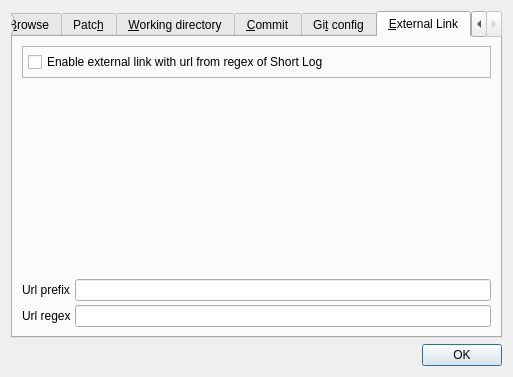
Old version of the form src/settings.ui in the repository pwillard2/qgit.
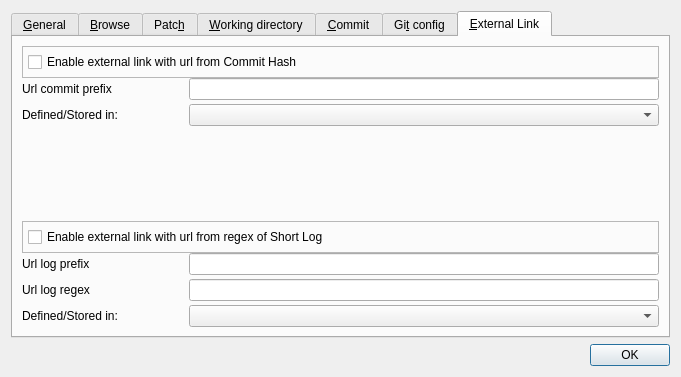
New version of the form. The open tabs and pages were chosen to show the change. Icons and pictures are not drawn.

Commit message: Add External link for commit hash. Store external link options in git config (local or global).

Diff of the .ui file:
```diff
--- a/src/settings.ui
+++ b/src/settings.ui
@@ -6,7 +6,7 @@
    <rect>
     <x>0</x>
     <y>0</y>
-    <width>513</width>
+    <width>681</width>
     <height>377</height>
    </rect>
   </property>
@@ -1216,8 +1216,107 @@
          <property name="bottomMargin">
           <number>0</number>
          </property>
+        <item>
+          <widget class="QFrame" name="frame_31">
+           <property name="frameShape">
+            <enum>QFrame::StyledPanel</enum>
+           </property>
+           <property name="frameShadow">
+            <enum>QFrame::Raised</enum>
+           </property>
+           <layout class="QHBoxLayout">
+            <property name="spacing">
+             <number>4</number>
+            </property>
+            <property name="leftMargin">
+             <number>5</number>
+            </property>
+            <property name="topMargin">
+             <number>5</number>
+            </property>
+            <property name="rightMargin">
+             <number>5</number>
+            </property>
+            <property name="bottomMargin">
+             <number>5</number>
+            </property>
+            <item>
+             <widget class="QCheckBox" name="checkExternalLinkCommit">
+              <property name="toolTip">
+               <string>Check to enable external link in context menu.</string>
+              </property>
+              <property name="text">
+               <string>Enable external link with url from Commit Hash</string>
+              </property>
+             </widget>
+            </item>
+           </layout>
+          </widget>
+        </item>
+        <item>
+          <layout class="QGridLayout">
+           <property name="leftMargin">
+            <number>0</number>
+           </property>
+           <property name="topMargin">
+            <number>0</number>
+           </property>
+           <property name="rightMargin">
+            <number>0</number>
+           </property>
+           <property name="bottomMargin">
+            <number>0</number>
+           </property>
+           <property name="spacing">
+            <number>4</number>
+           </property>
+           <item row="0" column="1">
+            <widget class="QLineEdit" name="lineEditUrlCommit">
+             <property name="toolTip">
+              <string>Prefix for url commit</string>
+             </property>
+            </widget>
+           </item>
+           <item row="0" column="0">
+            <widget class="QLabel" name="textLabelUrlCommit">
+             <property name="text">
+              <string>Url commit prefix</string>
+             </property>
+             <property name="wordWrap">
+              <bool>false</bool>
+             </property>
+             <property name="buddy">
+              <cstring>lineEditUrlCommit</cstring>
+             </property>
+            </widget>
+           </item>
+           <item row="1" column="0">
+            <widget class="QLabel" name="textLabelComboExtLinkCommit">
+             <property name="text">
+              <string>Defined/Stored in:                    </string>
+             </property>
+            </widget>
+           </item>
+           <item row="1" column="1">
+            <widget class="QComboBox" name="comboBoxExtLinkCommit"/>
+           </item>
+          </layout>
+        </item>
          <item>
-          <widget class="QFrame" name="frame_3">
+          <spacer>
+           <property name="orientation">
+            <enum>Qt::Vertical</enum>
+           </property>
+           <property name="sizeHint" stdset="0">
+            <size>
+             <width>20</width>
+             <height>40</height>
+            </size>
+           </property>
+          </spacer>
+         </item>
+         <item>
+          <widget class="QFrame" name="frame_41">
            <property name="frameShape">
             <enum>QFrame::StyledPanel</enum>
            </property>
@@ -1241,7 +1340,7 @@
              <number>5</number>
             </property>
             <item>
-             <widget class="QCheckBox" name="checkExternalLink">
+             <widget class="QCheckBox" name="checkExternalLinkLog">
               <property name="toolTip">
                <string>Check to enable external link in context menu.</string>
               </property>
@@ -1253,19 +1352,6 @@
            </layout>
           </widget>
          </item>
-         <item>
-          <spacer>
-           <property name="orientation">
-            <enum>Qt::Vertical</enum>
-           </property>
-           <property name="sizeHint" stdset="0">
-            <size>
-             <width>20</width>
-             <height>40</height>
-            </size>
-           </property>
-          </spacer>
-         </item>
          <item>
           <layout class="QGridLayout">
            <property name="leftMargin">
@@ -1300,7 +1386,7 @@
            <item row="1" column="0">
             <widget class="QLabel" name="textLabelUrlRegex">
              <property name="text">
-              <string>Url regex</string>
+              <string>Url log regex</string>
              </property>
              <property name="wordWrap">
               <bool>false</bool>
@@ -1313,7 +1399,7 @@
            <item row="0" column="0">
             <widget class="QLabel" name="textLabelUrlPrefix">
              <property name="text">
-              <string>Url prefix</string>
+              <string>Url log prefix</string>
              </property>
              <property name="wordWrap">
               <bool>false</bool>
@@ -1323,6 +1409,16 @@
              </property>
             </widget>
            </item>
+           <item row="2" column="0">
+            <widget class="QLabel" name="textLabelComboExtLinkLog">
+             <property name="text">
+              <string>Defined/Stored in:                    </string>
+             </property>
+            </widget>
+           </item>
+           <item row="2" column="1">
+            <widget class="QComboBox" name="comboBoxExtLinkLog"/>
+           </item>
           </layout>
          </item>
         </layout>
```
Left out of the diff: 68 changed lines with no effect on the pictures. The commit also changes 9 other files.
